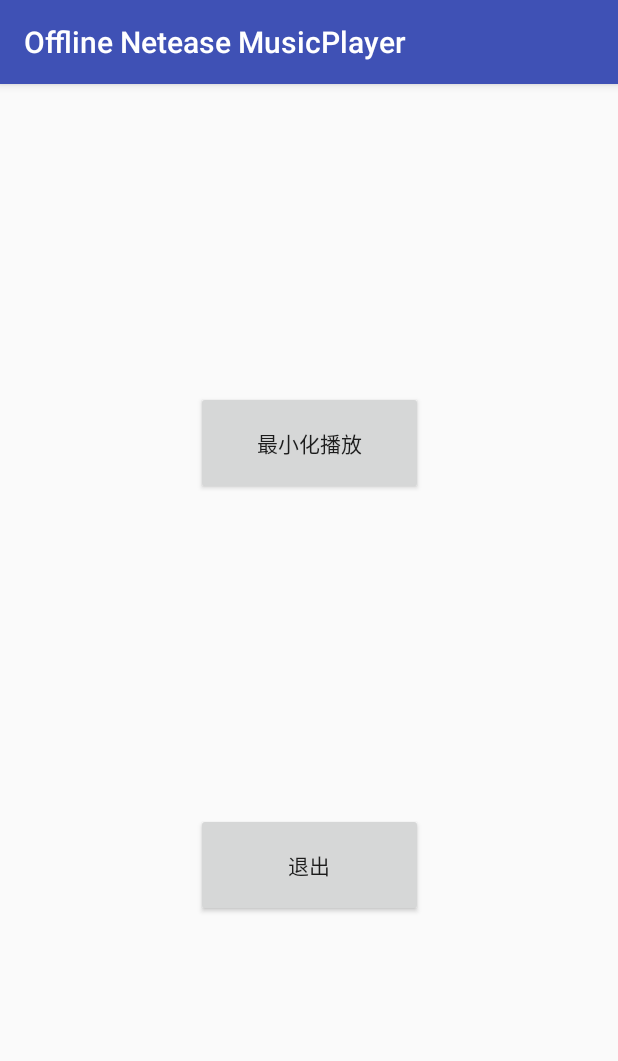
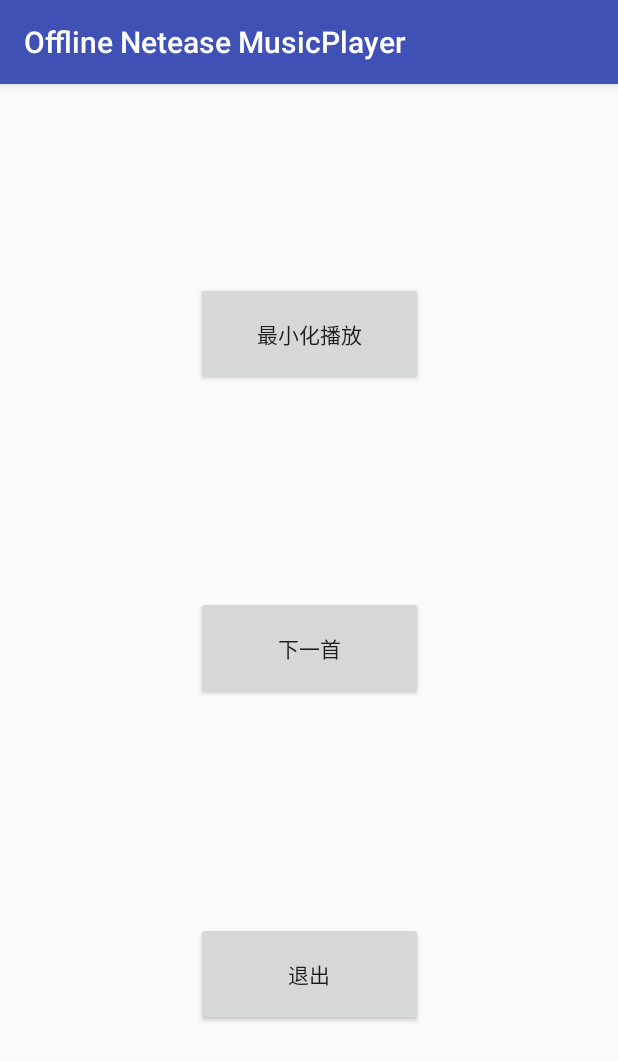
Before and after one commit to yingshaoxo/Offline_Netease_MusicPlayer, an Android app: the screen it shows after launch (MainActivity), on a phone screen of 412 x 824 dp. Shown: the top 1061 px of the screen. Run offline under Robolectric (Android 15) with nearby library versions, the phone set to English and light mode, and no system bars.

Commit message:
ADD next_button for the next song

```diff
--- a/app/src/main/java/xyz/yingshaoxo/android/myapplication/MainActivity.kt
+++ b/app/src/main/java/xyz/yingshaoxo/android/myapplication/MainActivity.kt
@@ -44,6 +44,11 @@ class MainActivity : AppCompatActivity() {
             super.onBackPressed()
         }
 
+        next.setOnClickListener {
+            stopService(Layout)
+            startService(Layout)
+        }
+
         exit.setOnClickListener {
             stopService(Layout)
             finish()
--- a/app/src/main/res/layout/activity_main.xml
+++ b/app/src/main/res/layout/activity_main.xml
@@ -19,7 +19,7 @@
         app:layout_constraintEnd_toEndOf="parent"
         app:layout_constraintHorizontal_bias="0.5"
         app:layout_constraintStart_toStartOf="parent"
-        app:layout_constraintTop_toBottomOf="@+id/minimize"
+        app:layout_constraintTop_toBottomOf="@+id/next"
         app:layout_constraintVertical_bias="0.471" />
 
     <Button
@@ -27,10 +27,23 @@
         android:layout_width="151dp"
         android:layout_height="69dp"
         android:text="最小化播放"
-        app:layout_constraintBottom_toTopOf="@+id/exit"
+        app:layout_constraintBottom_toTopOf="@+id/next"
         app:layout_constraintEnd_toEndOf="parent"
         app:layout_constraintHorizontal_bias="0.5"
         app:layout_constraintStart_toStartOf="parent"
         app:layout_constraintTop_toTopOf="parent" />
 
+    <Button
+        android:id="@+id/next"
+        android:layout_width="151dp"
+        android:layout_height="69dp"
+        android:layout_marginBottom="8dp"
+        android:layout_marginTop="8dp"
+        android:text="下一首"
+        app:layout_constraintBottom_toTopOf="@+id/exit"
+        app:layout_constraintEnd_toEndOf="parent"
+        app:layout_constraintHorizontal_bias="0.5"
+        app:layout_constraintStart_toStartOf="parent"
+        app:layout_constraintTop_toBottomOf="@+id/minimize" />
+
 </android.support.constraint.ConstraintLayout>
```
